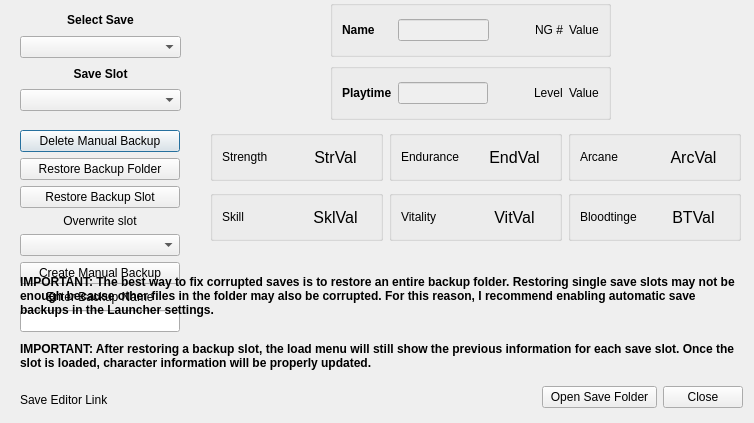
The window that modules/SaveManager.ui (rainmakerv3/BB_Launcher) describes before a commit, drawn with Qt 5.
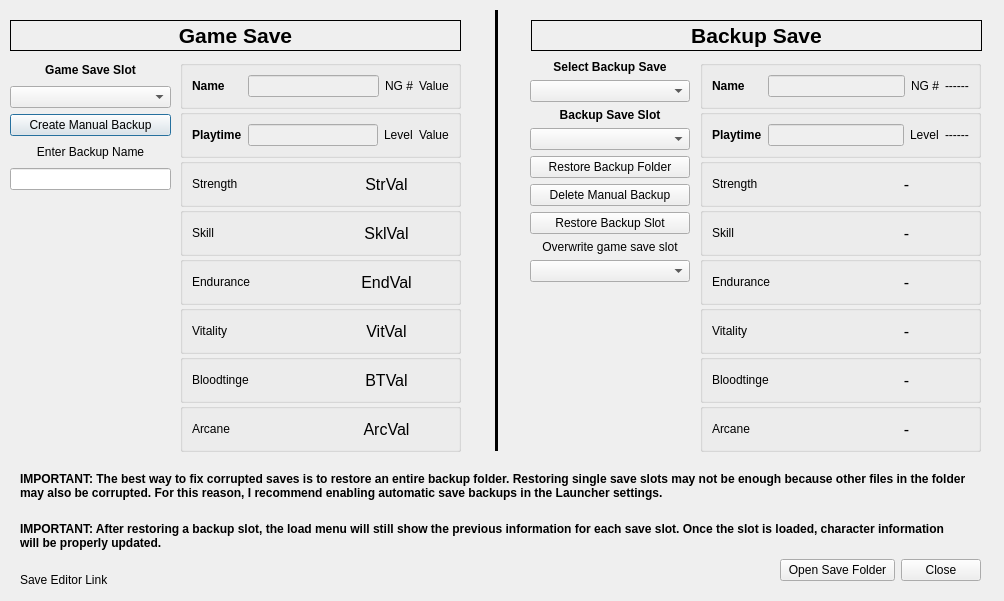
The same window after the commit.

Commit message: Save Manager: Show game save and backup info side by side

What changed in the file:
```diff
--- a/modules/SaveManager.ui
+++ b/modules/SaveManager.ui
@@ -6,8 +6,8 @@
    <rect>
     <x>0</x>
     <y>0</y>
-    <width>754</width>
-    <height>423</height>
+    <width>1004</width>
+    <height>601</height>
    </rect>
   </property>
   <property name="windowTitle">
@@ -16,31 +16,13 @@
   <widget class="QWidget" name="verticalLayoutWidget">
    <property name="geometry">
     <rect>
-     <x>20</x>
-     <y>10</y>
+     <x>10</x>
+     <y>60</y>
      <width>161</width>
-     <height>101</height>
+     <height>130</height>
     </rect>
    </property>
-   <layout class="QVBoxLayout" name="verticalLayout">
-    <item>
-     <widget class="QLabel" name="SelectSaveLabal">
-      <property name="font">
-       <font>
-        <bold>true</bold>
-       </font>
-      </property>
-      <property name="text">
-       <string>Select Save</string>
-      </property>
-      <property name="alignment">
-       <set>Qt::AlignmentFlag::AlignCenter</set>
-      </property>
-     </widget>
-    </item>
-    <item>
-     <widget class="QComboBox" name="SelectSaveComboBox"/>
-    </item>
+   <layout class="QVBoxLayout" name="ControlsLayout">
     <item>
      <widget class="QLabel" name="SlotNumberLabel">
       <property name="font">
@@ -49,7 +31,7 @@
        </font>
       </property>
       <property name="text">
-       <string>Save Slot</string>
+       <string>Game Save Slot</string>
       </property>
       <property name="alignment">
        <set>Qt::AlignmentFlag::AlignCenter</set>
@@ -63,20 +45,198 @@
       </property>
      </widget>
     </item>
+    <item>
+     <widget class="QPushButton" name="ManualBackupButton">
+      <property name="text">
+       <string>Create Manual Backup</string>
+      </property>
+     </widget>
+    </item>
+    <item>
+     <widget class="QLabel" name="ManualBackupLabel">
+      <property name="text">
+       <string>Enter Backup Name</string>
+      </property>
+      <property name="alignment">
+       <set>Qt::AlignmentFlag::AlignCenter</set>
+      </property>
+     </widget>
+    </item>
+    <item>
+     <widget class="QLineEdit" name="ManualSaveLineEdit">
+      <property name="maxLength">
+       <number>24</number>
+      </property>
+     </widget>
+    </item>
    </layout>
   </widget>
-  <widget class="QWidget" name="horizontalLayoutWidget">
+  <widget class="QWidget" name="verticalLayoutWidget_2">
    <property name="geometry">
     <rect>
-     <x>210</x>
-     <y>190</y>
-     <width>531</width>
-     <height>51</height>
+     <x>180</x>
+     <y>60</y>
+     <width>281</width>
+     <height>392</height>
     </rect>
    </property>
-   <layout class="QHBoxLayout" name="horizontalLayout">
+   <layout class="QVBoxLayout" name="SaveInfoLayout">
+    <property name="spacing">
+     <number>0</number>
+    </property>
     <item>
-     <widget class="QGroupBox" name="groupBox_2">
+     <widget class="QGroupBox" name="NameNGGroupBox">
+      <property name="title">
+       <string/>
+      </property>
+      <layout class="QHBoxLayout" name="horizontalLayout_12">
+       <property name="leftMargin">
+        <number>9</number>
+       </property>
+       <property name="topMargin">
+        <number>9</number>
+       </property>
+       <property name="rightMargin">
+        <number>9</number>
+       </property>
+       <property name="bottomMargin">
+        <number>9</number>
+       </property>
+       <item>
+        <widget class="QLabel" name="NameLabel">
+         <property name="font">
+          <font>
+           <bold>true</bold>
+          </font>
+         </property>
+         <property name="text">
+          <string>Name     </string>
+         </property>
+        </widget>
+       </item>
+       <item>
+        <widget class="QLineEdit" name="NameLineEdit">
+         <property name="enabled">
+          <bool>false</bool>
+         </property>
+         <property name="alignment">
+          <set>Qt::AlignmentFlag::AlignCenter</set>
+         </property>
+        </widget>
+       </item>
+       <item>
+        <widget class="QLabel" name="NGLabel">
+         <property name="text">
+          <string>NG #</string>
+         </property>
+        </widget>
+       </item>
+       <item>
+        <widget class="QLabel" name="NGValueLabel">
+         <property name="text">
+          <string>Value</string>
+         </property>
+        </widget>
+       </item>
+      </layout>
+     </widget>
+    </item>
+    <item>
+     <widget class="QGroupBox" name="TimeLevelGroupBox">
+      <property name="title">
+       <string/>
+      </property>
+      <layout class="QHBoxLayout" name="horizontalLayout_11">
+       <property name="leftMargin">
+        <number>9</number>
+       </property>
+       <property name="topMargin">
+        <number>9</number>
+       </property>
+       <property name="rightMargin">
+        <number>9</number>
+       </property>
+       <property name="bottomMargin">
+        <number>9</number>
+       </property>
+       <item>
+        <widget class="QLabel" name="PlaytimeLabel">
+         <property name="font">
+          <font>
+           <bold>true</bold>
+          </font>
+         </property>
+         <property name="text">
+          <string>Playtime</string>
+         </property>
+        </widget>
+       </item>
+       <item>
+        <widget class="QLineEdit" name="TimeLineEdit">
+         <property name="enabled">
+          <bool>false</bool>
+         </property>
+         <property name="alignment">
+          <set>Qt::AlignmentFlag::AlignCenter</set>
+         </property>
+        </widget>
+       </item>
+       <item>
+        <widget class="QLabel" name="LevelLabel">
+         <property name="text">
+          <string>Level</string>
+         </property>
+        </widget>
+       </item>
+       <item>
+        <widget class="QLabel" name="LevelValueLabel">
+         <property name="text">
+          <string>Value</string>
+         </property>
+        </widget>
+       </item>
+      </layout>
+     </widget>
+    </item>
+    <item>
+     <widget class="QGroupBox" name="StrGroupBox">
+      <property name="title">
+       <string/>
+      </property>
+      <layout class="QHBoxLayout" name="horizontalLayout_5">
+       <item>
+        <widget class="QLabel" name="StrLabel">
+         <property name="layoutDirection">
+          <enum>Qt::LayoutDirection::LeftToRight</enum>
+         </property>
+         <property name="text">
+          <string>Strength</string>
+         </property>
+        </widget>
+       </item>
+       <item>
+        <widget class="QLabel" name="StrValLabel">
+         <property name="font">
+          <font>
+           <pointsize>12</pointsize>
+          </font>
+         </property>
+         <property name="frameShape">
+          <enum>QFrame::Shape::NoFrame</enum>
+         </property>
+         <property name="text">
+          <string>StrVal</string>
+         </property>
+         <property name="alignment">
+          <set>Qt::AlignmentFlag::AlignCenter</set>
+         </property>
+        </widget>
+       </item>
+      </layout>
+     </widget>
+    </item>
+    <item>
+     <widget class="QGroupBox" name="SklGroupBox">
       <property name="title">
        <string/>
       </property>
@@ -110,7 +270,41 @@
      </widget>
     </item>
     <item>
-     <widget class="QGroupBox" name="groupBox_5">
+     <widget class="QGroupBox" name="EndGroupBox">
+      <property name="title">
+       <string/>
+      </property>
+      <layout class="QHBoxLayout" name="horizontalLayout_7">
+       <item>
+        <widget class="QLabel" name="EndLabel">
+         <property name="text">
+          <string>Endurance</string>
+         </property>
+        </widget>
+       </item>
+       <item>
+        <widget class="QLabel" name="EndValLabel">
+         <property name="font">
+          <font>
+           <pointsize>12</pointsize>
+          </font>
+         </property>
+         <property name="frameShape">
+          <enum>QFrame::Shape::NoFrame</enum>
+         </property>
+         <property name="text">
+          <string>EndVal</string>
+         </property>
+         <property name="alignment">
+          <set>Qt::AlignmentFlag::AlignCenter</set>
+         </property>
+        </widget>
+       </item>
+      </layout>
+     </widget>
+    </item>
+    <item>
+     <widget class="QGroupBox" name="VitGroupBox">
       <property name="title">
        <string/>
       </property>
@@ -144,7 +338,7 @@
      </widget>
     </item>
     <item>
-     <widget class="QGroupBox" name="groupBox_6">
+     <widget class="QGroupBox" name="BTGroupBox">
       <property name="title">
        <string/>
       </property>
@@ -177,91 +371,8 @@
       </layout>
      </widget>
     </item>
-   </layout>
-  </widget>
-  <widget class="QWidget" name="horizontalLayoutWidget_2">
-   <property name="geometry">
-    <rect>
-     <x>210</x>
-     <y>130</y>
-     <width>531</width>
-     <height>51</height>
-    </rect>
-   </property>
-   <layout class="QHBoxLayout" name="horizontalLayout_2">
     <item>
-     <widget class="QGroupBox" name="groupBox">
-      <property name="title">
-       <string/>
-      </property>
-      <layout class="QHBoxLayout" name="horizontalLayout_5">
-       <item>
-        <widget class="QLabel" name="StrLabel">
-         <property name="layoutDirection">
-          <enum>Qt::LayoutDirection::LeftToRight</enum>
-         </property>
-         <property name="text">
-          <string>Strength</string>
-         </property>
-        </widget>
-       </item>
-       <item>
-        <widget class="QLabel" name="StrValLabel">
-         <property name="font">
-          <font>
-           <pointsize>12</pointsize>
-          </font>
-         </property>
-         <property name="frameShape">
-          <enum>QFrame::Shape::NoFrame</enum>
-         </property>
-         <property name="text">
-          <string>StrVal</string>
-         </property>
-         <property name="alignment">
-          <set>Qt::AlignmentFlag::AlignCenter</set>
-         </property>
-        </widget>
-       </item>
-      </layout>
-     </widget>
-    </item>
-    <item>
-     <widget class="QGroupBox" name="groupBox_3">
-      <property name="title">
-       <string/>
-      </property>
-      <layout class="QHBoxLayout" name="horizontalLayout_7">
-       <item>
-        <widget class="QLabel" name="EndLabel">
-         <property name="text">
-          <string>Endurance</string>
-         </property>
-        </widget>
-       </item>
-       <item>
-        <widget class="QLabel" name="EndValLabel">
-         <property name="font">
-          <font>
-           <pointsize>12</pointsize>
-          </font>
-         </property>
-         <property name="frameShape">
-          <enum>QFrame::Shape::NoFrame</enum>
-         </property>
-         <property name="text">
-          <string>EndVal</string>
-         </property>
-         <property name="alignment">
-          <set>Qt::AlignmentFlag::AlignCenter</set>
-         </property>
-        </widget>
-       </item>
-      </layout>
-     </widget>
-    </item>
-    <item>
-     <widget class="QGroupBox" name="groupBox_4">
+     <widget class="QGroupBox" name="ArcGroupBox">
       <property name="title">
        <string/>
       </property>
@@ -296,146 +407,11 @@
     </item>
    </layout>
   </widget>
-  <widget class="QWidget" name="verticalLayoutWidget_2">
-   <property name="geometry">
-    <rect>
-     <x>330</x>
-     <y>0</y>
-     <width>281</width>
-     <height>120</height>
-    </rect>
-   </property>
-   <layout class="QVBoxLayout" name="verticalLayout_2">
-    <item>
-     <layout class="QHBoxLayout" name="horizontalLayout_4"/>
-    </item>
-    <item>
-     <layout class="QHBoxLayout" name="horizontalLayout_3">
-      <item>
-       <widget class="QGroupBox" name="groupBox_8">
-        <property name="title">
-         <string/>
-        </property>
-        <layout class="QHBoxLayout" name="horizontalLayout_12">
-         <item>
-          <widget class="QLabel" name="NameLabel">
-           <property name="font">
-            <font>
-             <bold>true</bold>
-            </font>
-           </property>
-           <property name="text">
-            <string>Name     </string>
-           </property>
-          </widget>
-         </item>
-         <item>
-          <widget class="QLineEdit" name="NameLineEdit">
-           <property name="enabled">
-            <bool>false</bool>
-           </property>
-           <property name="alignment">
-            <set>Qt::AlignmentFlag::AlignCenter</set>
-           </property>
-          </widget>
-         </item>
-         <item>
-          <spacer name="horizontalSpacer">
-           <property name="orientation">
-            <enum>Qt::Orientation::Vertical</enum>
-           </property>
-           <property name="sizeHint" stdset="0">
-            <size>
-             <width>40</width>
-             <height>20</height>
-            </size>
-           </property>
-          </spacer>
-         </item>
-         <item>
-          <widget class="QLabel" name="NGLabel">
-           <property name="text">
-            <string>NG #</string>
-           </property>
-          </widget>
-         </item>
-         <item>
-          <widget class="QLabel" name="NGValueLabel">
-           <property name="text">
-            <string>Value</string>
-           </property>
-          </widget>
-         </item>
-        </layout>
-       </widget>
-      </item>
-     </layout>
-    </item>
-    <item>
-     <widget class="QGroupBox" name="groupBox_7">
-      <property name="title">
-       <string/>
-      </property>
-      <layout class="QHBoxLayout" name="horizontalLayout_11">
-       <item>
-        <widget class="QLabel" name="PlaytimeLabel">
-         <property name="font">
-          <font>
-           <bold>true</bold>
-          </font>
-         </property>
-         <property name="text">
-          <string>Playtime</string>
-         </property>
-        </widget>
-       </item>
-       <item>
-        <widget class="QLineEdit" name="TimeLineEdit">
-         <property name="enabled">
-          <bool>false</bool>
-         </property>
-         <property name="alignment">
-          <set>Qt::AlignmentFlag::AlignCenter</set>
-         </property>
-        </widget>
-       </item>
-       <item>
-        <spacer name="horizontalSpacer_2">
-         <property name="orientation">
-          <enum>Qt::Orientation::Vertical</enum>
-         </property>
-         <property name="sizeHint" stdset="0">
-          <size>
-           <width>40</width>
-           <height>20</height>
-          </size>
-         </property>
-        </spacer>
-       </item>
-       <item>
-        <widget class="QLabel" name="LevelLabel">
-         <property name="text">
-          <string>Level</string>
-         </property>
-        </widget>
-       </item>
-       <item>
-        <widget class="QLabel" name="LevelValueLabel">
-         <property name="text">
-          <string>Value</string>
-         </property>
-        </widget>
-       </item>
-      </layout>
-     </widget>
-    </item>
-   </layout>
-  </widget>
   <widget class="QLabel" name="LinkLabel">
    <property name="geometry">
     <rect>
      <x>20</x>
-     <y>390</y>
+     <y>570</y>
      <width>431</width>
      <height>20</height>
     </rect>
@@ -447,17 +423,54 @@
   <widget class="QWidget" name="verticalLayoutWidget_3">
    <property name="geometry">
     <rect>
-     <x>20</x>
-     <y>130</y>
+     <x>530</x>
+     <y>60</y>
      <width>160</width>
-     <height>226</height>
+     <height>261</height>
     </rect>
    </property>
    <layout class="QVBoxLayout" name="verticalLayout_3">
     <item>
-     <widget class="QPushButton" name="DeleteBackupButton">
+     <widget class="QLabel" name="SelectSaveLabal">
+      <property name="font">
+       <font>
+        <bold>true</bold>
+       </font>
+      </property>
       <property name="text">
-       <string>Delete Manual Backup</string>
+       <string>Select Backup Save</string>
+      </property>
+      <property name="alignment">
+       <set>Qt::AlignmentFlag::AlignCenter</set>
+      </property>
+     </widget>
+    </item>
+    <item>
+     <widget class="QComboBox" name="SelectSaveComboBox">
+      <property name="placeholderText">
+       <string>No backup saves found</string>
+      </property>
+     </widget>
+    </item>
+    <item>
+     <widget class="QLabel" name="BackupSlotNumberLabel">
+      <property name="font">
+       <font>
+        <bold>true</bold>
+       </font>
+      </property>
+      <property name="text">
+       <string>Backup Save Slot</string>
+      </property>
+      <property name="alignment">
+       <set>Qt::AlignmentFlag::AlignCenter</set>
+      </property>
+     </widget>
+    </item>
+    <item>
+     <widget class="QComboBox" name="BackupSaveSlotComboBox">
+      <property name="layoutDirection">
+       <enum>Qt::LayoutDirection::LeftToRight</enum>
       </property>
      </widget>
     </item>
@@ -468,6 +481,13 @@
       </property>
      </widget>
     </item>
+    <item>
+     <widget class="QPushButton" name="DeleteBackupButton">
+      <property name="text">
+       <string>Delete Manual Backup</string>
+      </property>
+     </widget>
+    </item>
     <item>
      <widget class="QPushButton" name="RestoreButton">
       <property name="text">
@@ -478,7 +498,7 @@
     <item>
      <widget class="QLabel" name="OverwriteSlotLabel">
       <property name="text">
-       <string>Overwrite slot</string>
+       <string>Overwrite game save slot</string>
       </property>
       <property name="alignment">
        <set>Qt::AlignmentFlag::AlignCenter</set>
@@ -488,30 +508,6 @@
     <item>
      <widget class="QComboBox" name="OverwriteSlotComboBox"/>
     </item>
-    <item>
-     <widget class="QPushButton" name="ManualBackupButton">
-      <property name="text">
-       <string>Create Manual Backup</string>
-      </property>
-     </widget>
-    </item>
-    <item>
-     <widget class="QLabel" name="ManualBackupLabel">
-      <property name="text">
-       <string>Enter Backup Name</string>
-      </property>
-      <property name="alignment">
-       <set>Qt::AlignmentFlag::AlignCenter</set>
-      </property>
-     </widget>
-    </item>
-    <item>
-     <widget class="QLineEdit" name="ManualSaveLineEdit">
-      <property name="maxLength">
-       <number>24</number>
-      </property>
-     </widget>
-    </item>
     <item>
      <spacer name="BackupSpacer">
       <property name="orientation">
@@ -531,8 +527,8 @@
    <property name="geometry">
     <rect>
      <x>20</x>
-     <y>340</y>
-     <width>721</width>
+     <y>520</y>
+     <width>941</width>
      <height>31</height>
     </rect>
    </property>
@@ -552,8 +548,8 @@
    <property name="geometry">
     <rect>
      <x>20</x>
-     <y>270</y>
-     <width>721</width>
+     <y>460</y>
+     <width>951</width>
      <height>51</height>
     </rect>
    </property>
@@ -572,8 +568,8 @@
   <widget class="QWidget" name="horizontalLayoutWidget_3">
    <property name="geometry">
     <rect>
-     <x>542</x>
-     <y>377</y>
+     <x>780</x>
+     <y>550</y>
      <width>201</width>
      <height>41</height>
     </rect>
@@ -601,6 +597,411 @@
     </item>
    </layout>
   </widget>
+  <widget class="QWidget" name="verticalLayoutWidget_4">
+   <property name="geometry">
+    <rect>
+     <x>700</x>
+     <y>60</y>
+     <width>281</width>
+     <height>392</height>
+    </rect>
+   </property>
+   <layout class="QVBoxLayout" name="BackupSaveInfoLayout">
+    <property name="spacing">
+     <number>0</number>
+    </property>
+    <item>
+     <widget class="QGroupBox" name="BackupNameNGGroupBox">
+      <property name="title">
+       <string/>
+      </property>
+      <layout class="QHBoxLayout" name="horizontalLayout_16">
+       <property name="leftMargin">
+        <number>9</number>
+       </property>
+       <property name="topMargin">
+        <number>9</number>
+       </property>
+       <property name="rightMargin">
+        <number>9</number>
+       </property>
+       <property name="bottomMargin">
+        <number>9</number>
+       </property>
+       <item>
+        <widget class="QLabel" name="BackupNameLabel">
+         <property name="font">
+          <font>
+           <bold>true</bold>
+          </font>
+         </property>
+         <property name="text">
+          <string>Name     </string>
+         </property>
+        </widget>
+       </item>
+       <item>
+        <widget class="QLineEdit" name="BackupNameLineEdit">
+         <property name="enabled">
+          <bool>false</bool>
+         </property>
+         <property name="alignment">
+          <set>Qt::AlignmentFlag::AlignCenter</set>
+         </property>
+        </widget>
+       </item>
+       <item>
+        <widget class="QLabel" name="BackupNGLabel">
+         <property name="text">
+          <string>NG #</string>
+         </property>
+        </widget>
+       </item>
+       <item>
+        <widget class="QLabel" name="BackupNGValueLabel">
+         <property name="text">
+          <string>------</string>
+         </property>
+        </widget>
+       </item>
+      </layout>
+     </widget>
+    </item>
+    <item>
+     <widget class="QGroupBox" name="BackupTimeLevelGroupBox">
+      <property name="title">
+       <string/>
+      </property>
+      <layout class="QHBoxLayout" name="horizontalLayout_17">
+       <property name="leftMargin">
+        <number>9</number>
+       </property>
+       <property name="topMargin">
+        <number>9</number>
+       </property>
+       <property name="rightMargin">
+        <number>9</number>
+       </property>
+       <property name="bottomMargin">
+        <number>9</number>
+       </property>
+       <item>
+        <widget class="QLabel" name="BackupPlaytimeLabel">
+         <property name="font">
+          <font>
+           <bold>true</bold>
+          </font>
+         </property>
+         <property name="text">
+          <string>Playtime</string>
+         </property>
+        </widget>
+       </item>
+       <item>
+        <widget class="QLineEdit" name="BackupTimeLineEdit">
+         <property name="enabled">
+          <bool>false</bool>
+         </property>
+         <property name="alignment">
+          <set>Qt::AlignmentFlag::AlignCenter</set>
+         </property>
+        </widget>
+       </item>
+       <item>
+        <widget class="QLabel" name="LevelLabel_2">
+         <property name="text">
+          <string>Level</string>
+         </property>
+        </widget>
+       </item>
+       <item>
+        <widget class="QLabel" name="BackupLevelValueLabel">
+         <property name="text">
+          <string>------</string>
+         </property>
+        </widget>
+       </item>
+      </layout>
+     </widget>
+    </item>
+    <item>
+     <widget class="QGroupBox" name="BackupStrGroupBox">
+      <property name="title">
+       <string/>
+      </property>
+      <layout class="QHBoxLayout" name="horizontalLayout_18">
+       <item>
+        <widget class="QLabel" name="BackupStrLabel">
+         <property name="layoutDirection">
+          <enum>Qt::LayoutDirection::LeftToRight</enum>
+         </property>
+         <property name="text">
+          <string>Strength</string>
+         </property>
+        </widget>
+       </item>
+       <item>
+        <widget class="QLabel" name="BackupStrValLabel">
+         <property name="font">
+          <font>
+           <pointsize>12</pointsize>
+          </font>
+         </property>
+         <property name="frameShape">
+          <enum>QFrame::Shape::NoFrame</enum>
+         </property>
+         <property name="text">
+          <string>-</string>
+         </property>
+         <property name="alignment">
+          <set>Qt::AlignmentFlag::AlignCenter</set>
+         </property>
+        </widget>
+       </item>
+      </layout>
+     </widget>
+    </item>
+    <item>
+     <widget class="QGroupBox" name="BackupSklGroupBox">
+      <property name="title">
+       <string/>
+      </property>
+      <layout class="QHBoxLayout" name="horizontalLayout_19">
+       <item>
+        <widget class="QLabel" name="BackupSklLabel">
+         <property name="text">
+          <string>Skill</string>
+         </property>
+        </widget>
+       </item>
+       <item>
+        <widget class="QLabel" name="BackupSklValLabel">
+         <property name="font">
+          <font>
+           <pointsize>12</pointsize>
+          </font>
+         </property>
+         <property name="frameShape">
+          <enum>QFrame::Shape::NoFrame</enum>
+         </property>
+         <property name="text">
+          <string>-</string>
+         </property>
+         <property name="alignment">
+          <set>Qt::AlignmentFlag::AlignCenter</set>
+         </property>
+        </widget>
+       </item>
+      </layout>
+     </widget>
+    </item>
+    <item>
+     <widget class="QGroupBox" name="BackupEndGroupBox">
+      <property name="title">
+       <string/>
+      </property>
+      <layout class="QHBoxLayout" name="horizontalLayout_20">
+       <item>
+        <widget class="QLabel" name="EndLabel_2">
+         <property name="text">
+          <string>Endurance</string>
+         </property>
+        </widget>
+       </item>
+       <item>
+        <widget class="QLabel" name="BackupEndValLabel">
+         <property name="font">
+          <font>
+           <pointsize>12</pointsize>
+          </font>
+         </property>
+         <property name="frameShape">
+          <enum>QFrame::Shape::NoFrame</enum>
+         </property>
+         <property name="text">
+          <string>-</string>
+         </property>
+         <property name="alignment">
+          <set>Qt::AlignmentFlag::AlignCenter</set>
+         </property>
+        </widget>
+       </item>
+      </layout>
+     </widget>
+    </item>
+    <item>
+     <widget class="QGroupBox" name="BackupVitGroupBox">
+      <property name="title">
+       <string/>
+      </property>
+      <layout class="QHBoxLayout" name="horizontalLayout_21">
+       <item>
+        <widget class="QLabel" name="BackupVitLabel">
+         <property name="text">
+          <string>Vitality</string>
+         </property>
+        </widget>
+       </item>
+       <item>
+        <widget class="QLabel" name="BackupVitValLabel">
+         <property name="font">
+          <font>
+           <pointsize>12</pointsize>
+          </font>
+         </property>
+         <property name="frameShape">
+          <enum>QFrame::Shape::NoFrame</enum>
+         </property>
+         <property name="text">
+          <string>-</string>
+         </property>
+         <property name="alignment">
+          <set>Qt::AlignmentFlag::AlignCenter</set>
+         </property>
+        </widget>
+       </item>
+      </layout>
+     </widget>
+    </item>
+    <item>
+     <widget class="QGroupBox" name="BackupBTGroupBox">
+      <property name="title">
+       <string/>
+      </property>
+      <layout class="QHBoxLayout" name="horizontalLayout_22">
+       <item>
+        <widget class="QLabel" name="BTLabel_2">
+         <property name="text">
+          <string>Bloodtinge</string>
+         </property>
+        </widget>
+       </item>
+       <item>
+        <widget class="QLabel" name="BackupBTValLabel">
+         <property name="font">
+          <font>
+           <pointsize>12</pointsize>
+          </font>
+         </property>
+         <property name="frameShape">
+          <enum>QFrame::Shape::NoFrame</enum>
+         </property>
+         <property name="text">
+          <string>-</string>
+         </property>
+         <property name="alignment">
+          <set>Qt::AlignmentFlag::AlignCenter</set>
+         </property>
+        </widget>
+       </item>
+      </layout>
+     </widget>
+    </item>
+    <item>
+     <widget class="QGroupBox" name="BackupArcGroupBox">
+      <property name="title">
+       <string/>
+      </property>
+      <layout class="QHBoxLayout" name="horizontalLayout_23">
+       <item>
+        <widget class="QLabel" name="BackupArcLabel">
+         <property name="text">
+          <string>Arcane</string>
+         </property>
+        </widget>
+       </item>
+       <item>
+        <widget class="QLabel" name="BackupArcValLabel">
+         <property name="font">
+          <font>
+           <pointsize>12</pointsize>
+          </font>
+         </property>
+         <property name="frameShape">
+          <enum>QFrame::Shape::NoFrame</enum>
+         </property>
+         <property name="text">
+          <string>-</string>
+         </property>
+         <property name="alignment">
+          <set>Qt::AlignmentFlag::AlignCenter</set>
+         </property>
+        </widget>
+       </item>
+      </layout>
+     </widget>
+    </item>
+   </layout>
+  </widget>
+  <widget class="QLabel" name="GameSaveLabel">
+   <property name="geometry">
+    <rect>
+     <x>10</x>
+     <y>20</y>
+     <width>451</width>
+     <height>31</height>
+    </rect>
+   </property>
+   <property name="font">
+    <font>
+     <pointsize>16</pointsize>
+     <bold>true</bold>
+    </font>
+   </property>
+   <property name="frameShape">
+    <enum>QFrame::Shape::Box</enum>
+   </property>
+   <property name="text">
+    <string>Game Save</string>
+   </property>
+   <property name="alignment">
+    <set>Qt::AlignmentFlag::AlignCenter</set>
+   </property>
+  </widget>
+  <widget class="QLabel" name="BackupSaveLabel">
+   <property name="geometry">
+    <rect>
+     <x>531</x>
+     <y>20</y>
+     <width>451</width>
+     <height>31</height>
+    </rect>
+   </property>
+   <property name="font">
+    <font>
+     <pointsize>16</pointsize>
+     <bold>true</bold>
+    </font>
+   </property>
+   <property name="frameShape">
+    <enum>QFrame::Shape::Box</enum>
+   </property>
+   <property name="text">
+    <string>Backup Save</string>
+   </property>
+   <property name="alignment">
+    <set>Qt::AlignmentFlag::AlignCenter</set>
+   </property>
+  </widget>
+  <widget class="Line" name="line">
+   <property name="geometry">
+    <rect>
+     <x>486</x>
+     <y>10</y>
+     <width>20</width>
+     <height>441</height>
+    </rect>
+   </property>
+   <property name="frameShadow">
+    <enum>QFrame::Shadow::Plain</enum>
+   </property>
+   <property name="lineWidth">
+    <number>3</number>
+   </property>
+   <property name="orientation">
+    <enum>Qt::Orientation::Vertical</enum>
+   </property>
+  </widget>
  </widget>
  <resources/>
  <connections>
```
Left out of the diff: 6 changed lines with no effect on the pictures. The commit also changes 2 other files.
